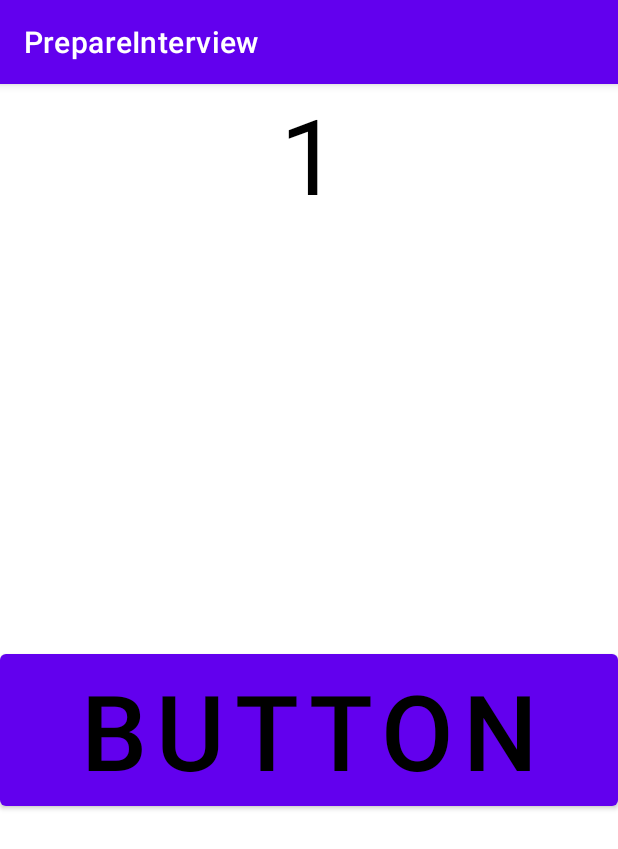
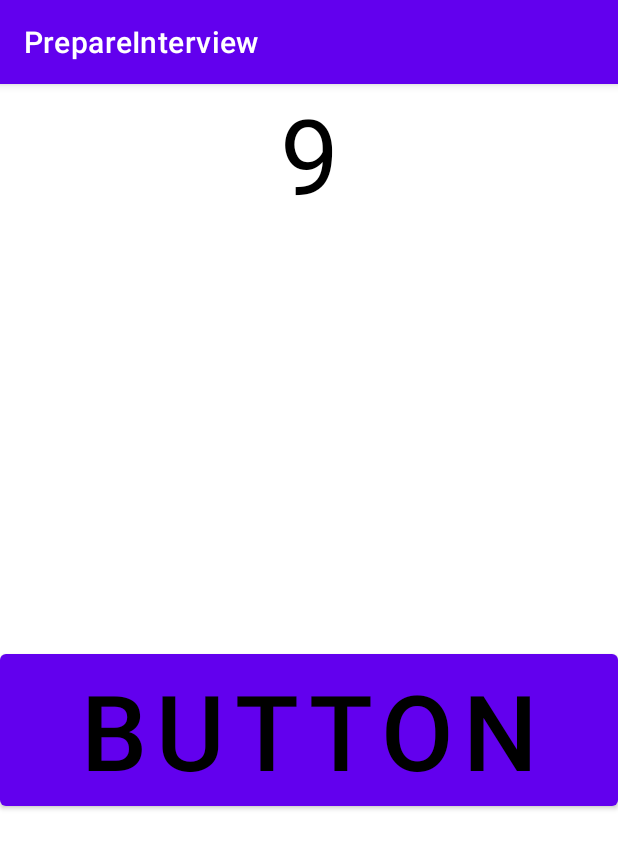
Before and after one commit to saimadhav1825/android_interview_prep, an Android app: the screen it shows after launch (SampleActivity before the commit, FlowExampleActivity after it), after a tap on "BUTTON", on a phone screen of 412 x 824 dp. Shown: the top 849 px of the screen. Run offline under Robolectric (Android 15) with nearby library versions, the phone set to English and light mode, and no system bars; our stand-ins replace Dagger/Hilt's generated code, data binding.

Commit message:
flow examples

```diff
--- a/app/src/main/AndroidManifest.xml
+++ b/app/src/main/AndroidManifest.xml
@@ -20,7 +20,7 @@
         android:usesCleartextTraffic="true"
         tools:targetApi="31">
         <activity
-            android:name=".kotlinpractices.SampleActivity"
+            android:name=".flowexamples.FlowExampleActivity"
             android:exported="true"
             android:label="@string/app_name">
             <intent-filter>
--- /dev/null
+++ b/app/src/main/java/com/example/prepareinterview/flowexamples/FlowExampleActivity.kt
@@ -0,0 +1,38 @@
+package com.example.prepareinterview.flowexamples
+
+import android.os.Bundle
+import androidx.activity.viewModels
+import androidx.appcompat.app.AppCompatActivity
+import androidx.lifecycle.lifecycleScope
+import com.example.prepareinterview.databinding.ActivityMainBinding
+import com.example.prepareinterview.databinding.FlowActivityBinding
+import dagger.hilt.android.AndroidEntryPoint
+import kotlinx.coroutines.flow.collectLatest
+import kotlinx.coroutines.launch
+
+@AndroidEntryPoint
+class FlowExampleActivity : AppCompatActivity() {
+    private val flowExampleViewModel: SampleFlowExampleViewModel by viewModels()
+    var msg = "FlowExampleActivity : "
+    private lateinit var binding: FlowActivityBinding
+
+    override fun onCreate(savedInstanceState: Bundle?) {
+        super.onCreate(savedInstanceState)
+
+        binding = FlowActivityBinding.inflate(layoutInflater)
+        setContentView(binding.root)
+
+        lifecycleScope.launch {
+            /* flowExampleViewModel.sharedFlowCount.collectLatest {
+                 binding.textview.text = it
+             }*/
+            flowExampleViewModel.flowExample().collectLatest {
+                binding.textview.text = it.toString()
+            }
+        }
+        binding.button.setOnClickListener {
+            flowExampleViewModel.sharedFlowExample()
+        }
+
+    }
+}
--- /dev/null
+++ b/app/src/main/java/com/example/prepareinterview/flowexamples/SampleFlowExampleViewModel.kt
@@ -0,0 +1,44 @@
+package com.example.prepareinterview.flowexamples
+
+import androidx.lifecycle.ViewModel
+import androidx.lifecycle.viewModelScope
+import dagger.hilt.android.lifecycle.HiltViewModel
+import kotlinx.coroutines.delay
+import kotlinx.coroutines.flow.MutableSharedFlow
+import kotlinx.coroutines.flow.MutableStateFlow
+import kotlinx.coroutines.flow.asSharedFlow
+import kotlinx.coroutines.flow.asStateFlow
+import kotlinx.coroutines.flow.flow
+import kotlinx.coroutines.flow.stateIn
+import kotlinx.coroutines.launch
+import javax.inject.Inject
+
+@HiltViewModel
+class SampleFlowExampleViewModel @Inject constructor(
+
+) : ViewModel() {
+    //State Flow
+    private val _count = MutableStateFlow(0)
+    val count = _count.asStateFlow()
+
+    private val _sharedFlowCount = MutableSharedFlow<String>()
+    val sharedFlowCount = _sharedFlowCount.asSharedFlow()
+
+
+    fun stateFlowExample() {
+        _count.value += 1
+    }
+
+    fun sharedFlowExample() {
+        viewModelScope.launch {
+            _sharedFlowCount.emit("SharedFlow")
+        }
+    }
+
+    fun flowExample() = flow {
+        repeat(10) {
+            delay(1000L)
+            emit(it)
+        }
+    }
+}
--- a/app/src/main/java/com/example/prepareinterview/kotlinpractices/CoroutineSampleActivity.kt
+++ b/app/src/main/java/com/example/prepareinterview/kotlinpractices/CoroutineSampleActivity.kt
@@ -36,9 +36,7 @@ class SampleActivity : AppCompatActivity() {
                 binding.textview.text = it.toString()
             }
         }
-        binding.button.setOnClickListener {
-            hiltViewModel.sampleCount()
-        }
+        runBlocking()
     }
 
 
--- /dev/null
+++ b/app/src/main/res/layout/flow_activity.xml
@@ -0,0 +1,39 @@
+<?xml version="1.0" encoding="utf-8"?>
+<layout xmlns:android="http://schemas.android.com/apk/res/android"
+    xmlns:app="http://schemas.android.com/apk/res-auto">
+
+    <data>
+
+    </data>
+
+    <androidx.constraintlayout.widget.ConstraintLayout
+        android:layout_width="match_parent"
+        android:layout_height="match_parent">
+
+        <TextView
+            android:id="@+id/textview"
+            android:layout_width="match_parent"
+            android:layout_height="wrap_content"
+            android:text="1"
+            android:textAlignment="center"
+            android:textColor="@color/black"
+            android:textSize="70sp"
+            app:layout_constraintEnd_toEndOf="parent"
+            app:layout_constraintStart_toStartOf="parent"
+            app:layout_constraintTop_toTopOf="@id/textview" />
+
+        <Button
+            android:id="@+id/button"
+            android:layout_width="match_parent"
+            android:layout_height="wrap_content"
+            android:text="button"
+            android:textAlignment="center"
+            android:textColor="@color/black"
+            android:textSize="70sp"
+            app:layout_constraintBottom_toBottomOf="parent"
+            app:layout_constraintEnd_toEndOf="parent"
+            app:layout_constraintStart_toStartOf="parent"
+            app:layout_constraintTop_toBottomOf="@+id/textview" />
+
+    </androidx.constraintlayout.widget.ConstraintLayout>
+</layout>
```
Also changed, not shown: app/src/main/java/com/example/prepareinterview/kotlinpractices/CoroutineViewModel.kt (+57 -2 lines).
